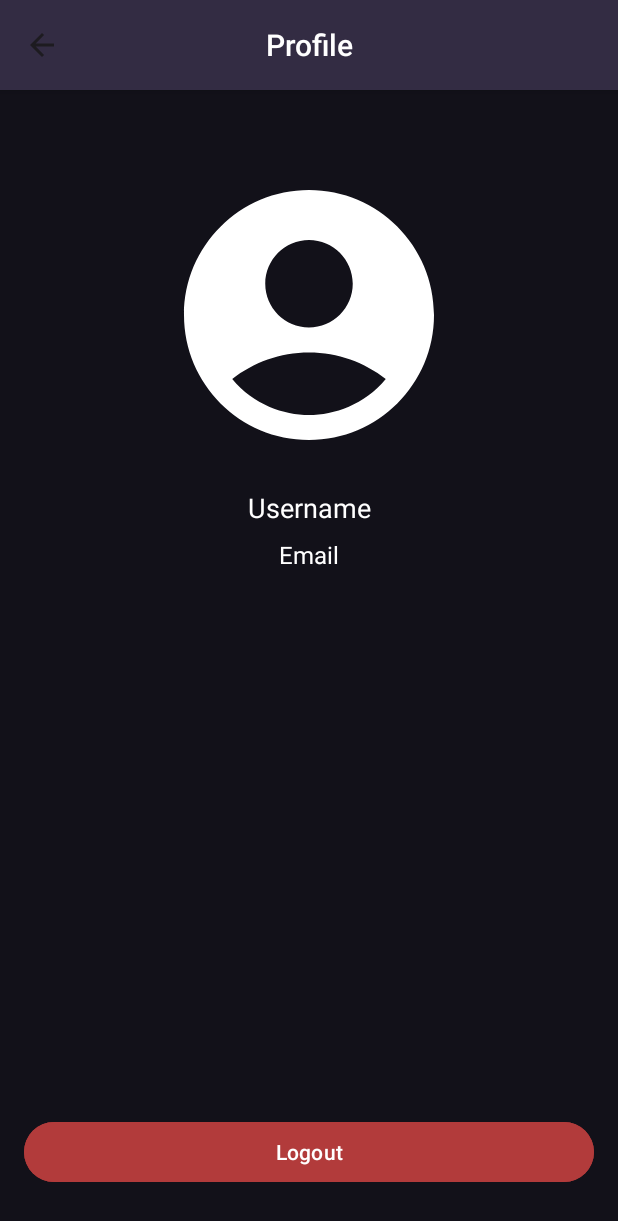
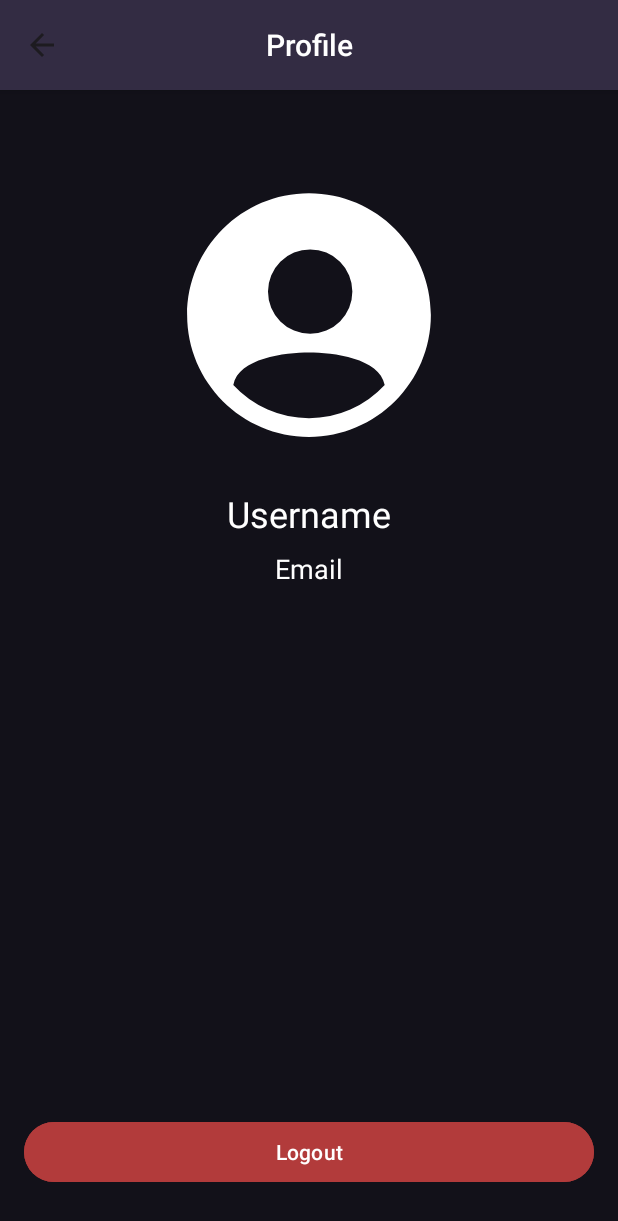
Before and after one commit to CAPSTONE-CH2-PS008/Android-main, an Android app: the ProfileActivity screen opened directly, with no data from a screen before it, on a phone screen of 412 x 824 dp. Shown: the top 1221 px of the screen. Run offline under Robolectric (Android 15) with nearby library versions, the light colour scheme and no system bars; our stand-ins replace CircleImageView, Room's generated code; 1 statement that could not run was skipped.

Commit message:
change profile logo

```diff
--- /dev/null
+++ b/app/src/main/res/drawable/ic_big_account_circle.xml
@@ -0,0 +1,9 @@
+<vector xmlns:android="http://schemas.android.com/apk/res/android"
+    android:width="46dp"
+    android:height="46dp"
+    android:viewportWidth="24"
+    android:viewportHeight="24">
+  <path
+      android:pathData="M12,2.25c-5.376,0 -9.75,4.374 -9.75,9.75s4.374,9.75 9.75,9.75 9.75,-4.374 9.75,-9.75S17.376,2.25 12,2.25ZM12.094,6.75a3.375,3.375 0,1 1,0 6.75,3.375 3.375,0 0,1 0,-6.75ZM12,20.25a8.23,8.23 0,0 1,-6.055 -2.653C6.359,15.45 10.08,15 12,15s5.64,0.45 6.055,2.596A8.228,8.228 0,0 1,12 20.25Z"
+      android:fillColor="#FFFF"/>
+</vector>
--- a/app/src/main/res/layout/activity_profile.xml
+++ b/app/src/main/res/layout/activity_profile.xml
@@ -11,7 +11,7 @@
         android:layout_width="200dp"
         android:layout_height="200dp"
         android:layout_marginTop="50dp"
-        android:src="@drawable/ic_account_circle_24dp"
+        android:src="@drawable/ic_big_account_circle"
         app:layout_constraintEnd_toEndOf="parent"
         app:layout_constraintStart_toStartOf="parent"
         app:layout_constraintTop_toTopOf="parent" />
@@ -24,9 +24,9 @@
         app:layout_constraintEnd_toEndOf="parent"
         app:layout_constraintStart_toStartOf="parent"
         app:layout_constraintTop_toBottomOf="@+id/circleImageView"
-        android:textSize="18sp"
+        android:textSize="24sp"
         android:textColor="@color/white"
-        android:text="Username"/>
+        android:text="@string/username"/>
 
     <TextView
         android:id="@+id/tvEmail"
@@ -36,9 +36,9 @@
         app:layout_constraintEnd_toEndOf="parent"
         app:layout_constraintStart_toStartOf="parent"
         app:layout_constraintTop_toBottomOf="@+id/tvUsername"
-        android:textSize="16sp"
+        android:textSize="18sp"
         android:textColor="@color/white"
-        android:text="Email"/>
+        android:text="@string/email"/>
 
     <Button
         android:id="@+id/btnLogout"
--- a/app/src/main/res/values/strings.xml
+++ b/app/src/main/res/values/strings.xml
@@ -62,6 +62,8 @@
     <string name="no">No</string>
     <string name="tips_and_trick_image">Tips And Trick Image</string>
     <string name="source">Source: %1$s:</string>
+    <string name="username">Username</string>
+    <string name="email">Email</string>
 
     <string-array name="days_array">
         <item>Monday</item>
```
